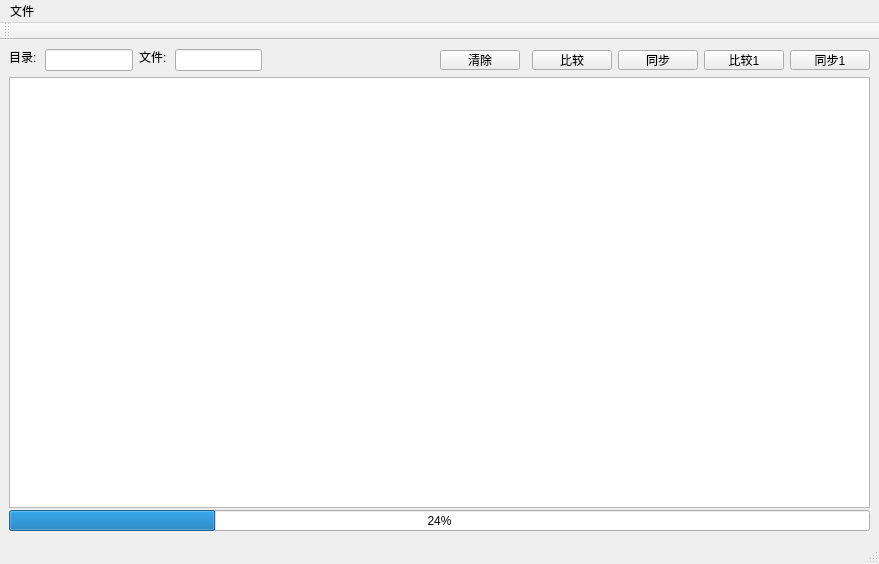
Qt form play/FileCompare/mainwindow.ui (Maxwrt/Program) before a commit.
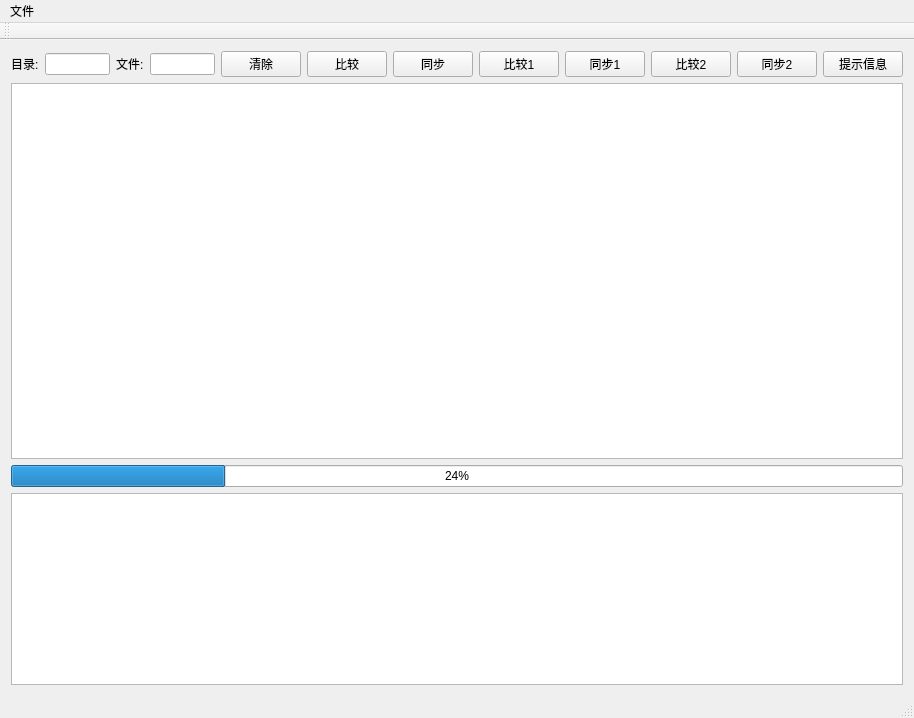
The same form after that commit. Icons and pictures are not drawn.

Commit message: 增加QRunnable的比较

```diff
--- a/play/FileCompare/mainwindow.ui
+++ b/play/FileCompare/mainwindow.ui
@@ -6,155 +6,167 @@
    <rect>
     <x>0</x>
     <y>0</y>
-    <width>879</width>
-    <height>564</height>
+    <width>914</width>
+    <height>718</height>
    </rect>
   </property>
   <property name="windowTitle">
    <string>MainWindow</string>
   </property>
   <widget class="QWidget" name="centralWidget">
+   <layout class="QGridLayout" name="gridLayout">
+    <item row="0" column="0">
    <widget class="QLabel" name="labelDir">
-    <property name="geometry">
-     <rect>
-      <x>9</x>
-      <y>9</y>
-      <width>30</width>
-      <height>16</height>
-     </rect>
-    </property>
     <property name="text">
      <string>目录:</string>
     </property>
    </widget>
-   <widget class="QLineEdit" name="lineEditDir">
-    <property name="geometry">
-     <rect>
-      <x>45</x>
-      <y>9</y>
-      <width>88</width>
-      <height>22</height>
-     </rect>
-    </property>
-   </widget>
+    </item>
+    <item row="0" column="1">
+     <widget class="QLineEdit" name="lineEditDir"/>
+    </item>
+    <item row="0" column="2">
    <widget class="QLabel" name="labelFile">
-    <property name="geometry">
-     <rect>
-      <x>139</x>
-      <y>9</y>
-      <width>30</width>
-      <height>16</height>
-     </rect>
-    </property>
     <property name="text">
      <string>文件:</string>
     </property>
    </widget>
-   <widget class="QLineEdit" name="lineEditFile">
-    <property name="geometry">
-     <rect>
-      <x>175</x>
-      <y>9</y>
-      <width>87</width>
-      <height>22</height>
-     </rect>
-    </property>
-   </widget>
+    </item>
+    <item row="0" column="3">
+     <widget class="QLineEdit" name="lineEditFile"/>
+    </item>
+    <item row="0" column="4">
+     <widget class="QPushButton" name="pushButtonDelete">
+      <property name="sizePolicy">
+       <sizepolicy hsizetype="Fixed" vsizetype="Fixed">
+        <horstretch>0</horstretch>
+        <verstretch>0</verstretch>
+       </sizepolicy>
+      </property>
+      <property name="text">
+       <string>清除</string>
+      </property>
+     </widget>
+    </item>
+    <item row="0" column="5">
    <widget class="QPushButton" name="pushButtonCompare">
-    <property name="geometry">
-     <rect>
-      <x>532</x>
-      <y>10</y>
-      <width>80</width>
-      <height>20</height>
-     </rect>
+      <property name="sizePolicy">
+       <sizepolicy hsizetype="Fixed" vsizetype="Fixed">
+        <horstretch>0</horstretch>
+        <verstretch>0</verstretch>
+       </sizepolicy>
     </property>
     <property name="text">
      <string>比较</string>
     </property>
    </widget>
+    </item>
+    <item row="0" column="6">
    <widget class="QPushButton" name="pushButtonSynchronize">
-    <property name="geometry">
-     <rect>
-      <x>618</x>
-      <y>10</y>
-      <width>80</width>
-      <height>20</height>
-     </rect>
+      <property name="sizePolicy">
+       <sizepolicy hsizetype="Fixed" vsizetype="Fixed">
+        <horstretch>0</horstretch>
+        <verstretch>0</verstretch>
+       </sizepolicy>
     </property>
     <property name="text">
      <string>同步</string>
     </property>
    </widget>
+    </item>
+    <item row="0" column="7">
    <widget class="QPushButton" name="pushButtonCompare1">
-    <property name="geometry">
-     <rect>
-      <x>704</x>
-      <y>10</y>
-      <width>80</width>
-      <height>20</height>
-     </rect>
+      <property name="sizePolicy">
+       <sizepolicy hsizetype="Fixed" vsizetype="Fixed">
+        <horstretch>0</horstretch>
+        <verstretch>0</verstretch>
+       </sizepolicy>
     </property>
     <property name="text">
      <string>比较1</string>
     </property>
    </widget>
+    </item>
+    <item row="0" column="8">
    <widget class="QPushButton" name="pushButtonSynchronize1">
-    <property name="geometry">
-     <rect>
-      <x>790</x>
-      <y>10</y>
-      <width>80</width>
-      <height>20</height>
-     </rect>
+      <property name="sizePolicy">
+       <sizepolicy hsizetype="Fixed" vsizetype="Fixed">
+        <horstretch>0</horstretch>
+        <verstretch>0</verstretch>
+       </sizepolicy>
     </property>
     <property name="text">
      <string>同步1</string>
     </property>
    </widget>
-   <widget class="QTableView" name="tableView">
-    <property name="geometry">
-     <rect>
-      <x>9</x>
-      <y>37</y>
-      <width>861</width>
-      <height>431</height>
-     </rect>
-    </property>
-   </widget>
+    </item>
+    <item row="0" column="9">
+     <widget class="QPushButton" name="pushButtonCompare2">
+      <property name="sizePolicy">
+       <sizepolicy hsizetype="Fixed" vsizetype="Fixed">
+        <horstretch>0</horstretch>
+        <verstretch>0</verstretch>
+       </sizepolicy>
+      </property>
+      <property name="text">
+       <string>比较2</string>
+      </property>
+     </widget>
+    </item>
+    <item row="0" column="10">
+     <widget class="QPushButton" name="pushButtonSynchronize2">
+      <property name="sizePolicy">
+       <sizepolicy hsizetype="Fixed" vsizetype="Fixed">
+        <horstretch>0</horstretch>
+        <verstretch>0</verstretch>
+       </sizepolicy>
+      </property>
+      <property name="text">
+       <string>同步2</string>
+      </property>
+     </widget>
+    </item>
+    <item row="0" column="11">
+     <widget class="QPushButton" name="pushButtonInfoTip">
+      <property name="sizePolicy">
+       <sizepolicy hsizetype="Fixed" vsizetype="Fixed">
+        <horstretch>0</horstretch>
+        <verstretch>0</verstretch>
+       </sizepolicy>
+      </property>
+      <property name="text">
+       <string>提示信息</string>
+      </property>
+     </widget>
+    </item>
+    <item row="1" column="0" colspan="12">
+     <widget class="QTableView" name="tableView"/>
+    </item>
+    <item row="2" column="0" colspan="12">
    <widget class="QProgressBar" name="progressBar">
-    <property name="geometry">
-     <rect>
-      <x>9</x>
-      <y>470</y>
-      <width>861</width>
-      <height>21</height>
-     </rect>
-    </property>
     <property name="value">
      <number>24</number>
     </property>
    </widget>
-   <widget class="QPushButton" name="pushButtonDelete">
-    <property name="geometry">
-     <rect>
-      <x>440</x>
-      <y>10</y>
-      <width>80</width>
-      <height>20</height>
-     </rect>
-    </property>
-    <property name="text">
-     <string>清除</string>
-    </property>
-   </widget>
+    </item>
+    <item row="3" column="0" colspan="12">
+     <widget class="QTextEdit" name="textEdit">
+      <property name="sizePolicy">
+       <sizepolicy hsizetype="Expanding" vsizetype="Fixed">
+        <horstretch>0</horstretch>
+        <verstretch>0</verstretch>
+       </sizepolicy>
+      </property>
+     </widget>
+    </item>
+   </layout>
   </widget>
   <widget class="QMenuBar" name="menuBar">
    <property name="geometry">
     <rect>
      <x>0</x>
      <y>0</y>
-     <width>879</width>
+     <width>914</width>
      <height>26</height>
     </rect>
    </property>
```
Lines whose indentation alone changed are shown as unchanged. The commit also changes 13 other files.
